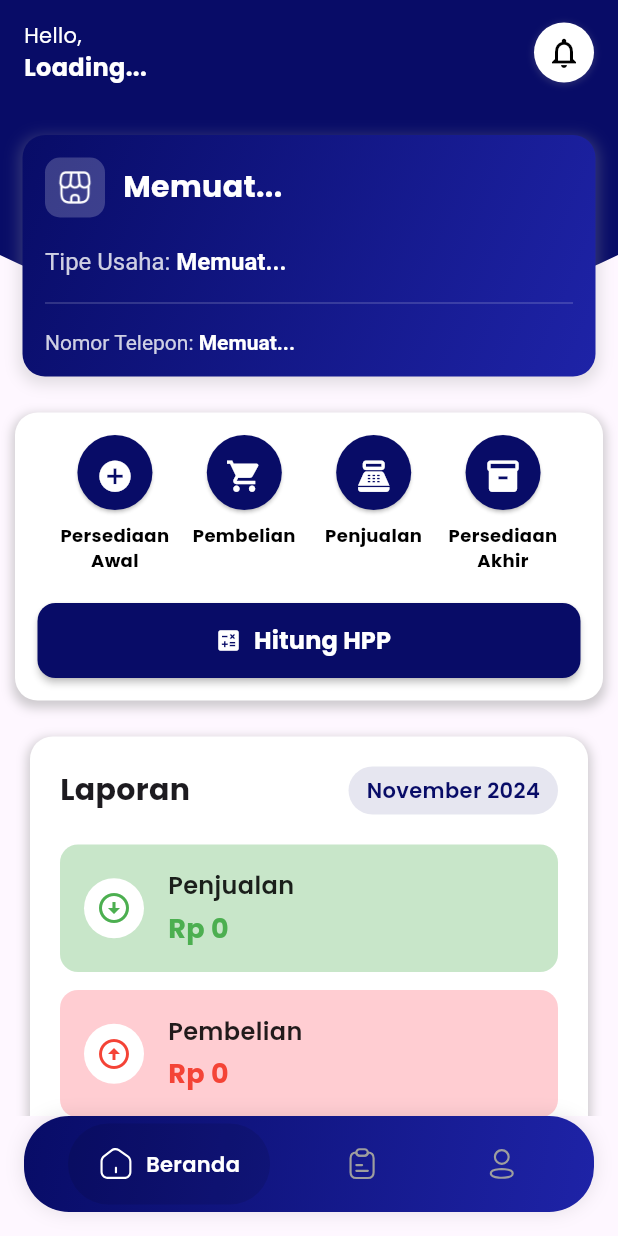
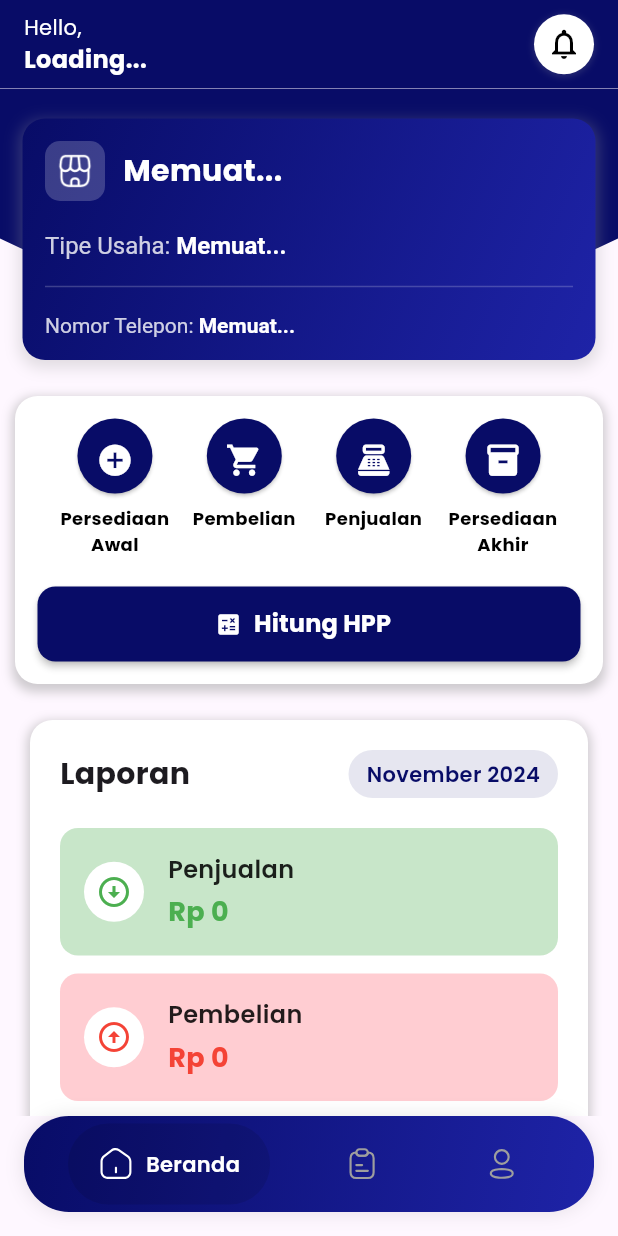
Before and after one commit to cuatiawww/hpp_project, a Flutter app: the HomePage screen opened by its route, on a phone screen of 412 x 824 dp. Run offline on Flutter 3.47's test engine with Material 3 defaults, Android fonts, the phone set to English and light mode, and no system bars; our stand-ins replace cloud_firestore, firebase_auth, firebase_core, flutter_form_builder, flutter_svg, fluttertoast and 7 more; accounts and stored records are empty.

Commit message:
bug fixing home_page

```diff
--- a/lib/home/components/clip_path.dart
+++ b/lib/home/components/clip_path.dart
@@ -1,5 +1,3 @@
-  // lib/pages/home/components/clip_path.dart
-
 import 'package:flutter/material.dart';
 
 class ClipPathClass extends CustomClipper<Path> {
--- a/lib/home/components/custom_app_bar.dart
+++ /dev/null
@@ -1,84 +0,0 @@
-// lib/pages/home/components/custom_app_bar.dart
-
-import 'package:firebase_auth/firebase_auth.dart';
-import 'package:flutter/material.dart';
-import 'package:get/get.dart';
-import 'package:hpp_project/auth/controllers/data_pribadi_controller.dart';
-
-class CustomAppBar extends StatelessWidget implements PreferredSizeWidget {
-  @override
-  Size get preferredSize => Size.fromHeight(70);
-
-  @override
-  Widget build(BuildContext context) {
-    final currentUser = FirebaseAuth.instance.currentUser;
-
-    return AppBar(
-      automaticallyImplyLeading: false,
-      toolbarHeight: 70,
-      flexibleSpace: Container(
-        decoration: BoxDecoration(
-          color: Color(0xFF080C67),
-        ),
-        child: SafeArea(
-          child: Padding(
-            padding: const EdgeInsets.symmetric(horizontal: 16.0, vertical: 8.0),
-            child: Row(
-              mainAxisAlignment: MainAxisAlignment.spaceBetween,
-              children: [
-                currentUser != null ? GetX<DataPribadiController>(
-                  tag: currentUser.uid,
-                  builder: (controller) => Column(
-                    crossAxisAlignment: CrossAxisAlignment.start,
-                    mainAxisAlignment: MainAxisAlignment.center,
-                    children: [
-                      Text(
-                        "Hello,",
-                        style: TextStyle(
-                          color: Colors.white,
-                          fontSize: 14,
-                        ),
-                      ),
-                      Text(
-                        controller.namaLengkap.value.isEmpty
-                            ? 'Loading...'
-                            : controller.namaLengkap.value + "!",
-                        style: TextStyle(
-                          color: Colors.white,
-                          fontSize: 16,
-                          fontWeight: FontWeight.bold,
-                        ),
-                      ),
-                    ],
-                  ),
-                ) : Text("Welcome, Guest"),
-                Container(
-                  padding: EdgeInsets.all(8),
-                  decoration: BoxDecoration(
-                    color: Colors.white,
-                    shape: BoxShape.circle,
-                    boxShadow: [
-                      BoxShadow(
-                        color: Colors.grey.withOpacity(0.2),
-                        spreadRadius: 1,
-                        blurRadius: 3,
-                        offset: Offset(0, 1),
-                      ),
-                    ],
-                  ),
-                  child: Icon(
-                    Icons.notifications_none_outlined,
-                    color: Colors.black,
-                    size: 24,
-                  ),
-                ),
-              ],
-            ),
-          ),
-        ),
-      ),
-      backgroundColor: Color(0xFF080C67),
-      elevation: 0,
-    );
-  }
-}
--- /dev/null
+++ b/lib/home/components/custom_header.dart
@@ -0,0 +1,85 @@
+// lib/pages/home/components/custom_header.dart
+
+import 'package:flutter/material.dart';
+import 'package:firebase_auth/firebase_auth.dart';
+import 'package:get/get.dart';
+import 'package:hpp_project/auth/controllers/data_pribadi_controller.dart';
+
+class CustomHeader extends StatelessWidget {
+  @override
+  Widget build(BuildContext context) {
+    final currentUser = FirebaseAuth.instance.currentUser;
+
+    return Container(
+      decoration: BoxDecoration(
+        color: Color(0xFF080C67),
+      ),
+      child: SafeArea(
+        child: Padding(
+          padding: const EdgeInsets.symmetric(horizontal: 16.0, vertical: 8.0),
+          child: Row(
+            mainAxisAlignment: MainAxisAlignment.spaceBetween,
+            children: [
+              if (currentUser != null)
+                GetX<DataPribadiController>(
+                  tag: currentUser.uid,
+                  init: DataPribadiController(uid: currentUser.uid), // Tambahkan ini
+                  builder: (controller) => Column(
+                    crossAxisAlignment: CrossAxisAlignment.start,
+                    mainAxisAlignment: MainAxisAlignment.center,
+                    children: [
+                      Text(
+                        "Hello,",
+                        style: TextStyle(
+                          color: Colors.white,
+                          fontSize: 14,
+                        ),
+                      ),
+                      Text(
+                        controller.namaLengkap.value.isEmpty
+                            ? 'Loading...'
+                            : "${controller.namaLengkap.value}!",
+                        style: TextStyle(
+                          color: Colors.white,
+                          fontSize: 16,
+                          fontWeight: FontWeight.bold,
+                        ),
+                      ),
+                    ],
+                  ),
+                )
+              else
+                Text(
+                  "Welcome, Guest",
+                  style: TextStyle(
+                    color: Colors.white,
+                    fontSize: 16,
+                  ),
+                ),
+              Container(
+                padding: EdgeInsets.all(8),
+                decoration: BoxDecoration(
+                  color: Colors.white,
+                  shape: BoxShape.circle,
+                  boxShadow: [
+                    BoxShadow(
+                      color: Colors.grey.withOpacity(0.2),
+                      spreadRadius: 1,
+                      blurRadius: 3,
+                      offset: Offset(0, 1),
+                    ),
+                  ],
+                ),
+                child: Icon(
+                  Icons.notifications_none_outlined,
+                  color: Colors.black,
+                  size: 24,
+                ),
+              ),
+            ],
+          ),
+        ),
+      ),
+    );
+  }
+}
--- a/lib/home/components/pers_awal_content.dart
+++ b/lib/home/components/nav_content.dart
@@ -1,5 +1,3 @@
-// lib/pages/home/components/pers_awal_content.dart
-
 import 'package:flutter/material.dart';
 import 'package:firebase_auth/firebase_auth.dart';
 import 'package:get/get.dart';
--- a/lib/home/home_page.dart
+++ b/lib/home/home_page.dart
@@ -6,8 +6,8 @@ import 'package:hpp_project/auth/controllers/auth_controller.dart';
 import 'package:hpp_project/auth/controllers/data_pribadi_controller.dart';
 import 'package:hpp_project/auth/controllers/data_usaha_controller.dart';
 import 'package:hpp_project/home/components/bottom_nav_bar.dart';
-import 'package:hpp_project/home/components/custom_app_bar.dart';
-import 'package:hpp_project/home/components/pers_awal_content.dart';
+import 'package:hpp_project/home/components/custom_header.dart'; // Import header baru
+import 'package:hpp_project/home/components/nav_content.dart';
 import 'package:hpp_project/laporan_page.dart';
 import 'package:hpp_project/profile_page.dart';
 
@@ -58,17 +58,57 @@ class _HomePageState extends State<HomePage> {
     });
   }
 
-  static final List<Widget> _widgetOptions = <Widget>[
-    PersAwalContent(),
-    LaporanPage(),
-    ProfilePage()
-  ];
+ Widget _buildPageContent() {
+    switch (_selectedIndex) {
+      case 0:
+        return Column(
+          children: [
+            CustomHeader(), // Tambahkan header di sini
+            Expanded(
+              child: CustomScrollView(
+                slivers: [
+                  SliverToBoxAdapter(
+                    child: PersAwalContent(),
+                  ),
+                ],
+              ),
+            ),
+          ],
+        );
+      case 1:
+        return Column(
+          children: [
+            CustomHeader(), // Tambahkan header di sini
+            Expanded(
+              child: LaporanPage(),
+            ),
+          ],
+        );
+      case 2:
+        return Column(
+          children: [
+            // CustomHeader(), // Tambahkan header di sini
+            Expanded(
+              child: ProfilePage(),
+            ),
+          ],
+        );
+      default:
+        return Column(
+          children: [
+            CustomHeader(),
+            Expanded(
+              child: PersAwalContent(),
+            ),
+          ],
+        );
+    }
+  }
 
   @override
   Widget build(BuildContext context) {
     return Scaffold(
-      appBar: CustomAppBar(),
-      body: _widgetOptions[_selectedIndex],
+      body: _buildPageContent(),
       bottomNavigationBar: CustomBottomNavBar(
         selectedIndex: _selectedIndex,
         onItemTapped: _onItemTapped,
```
